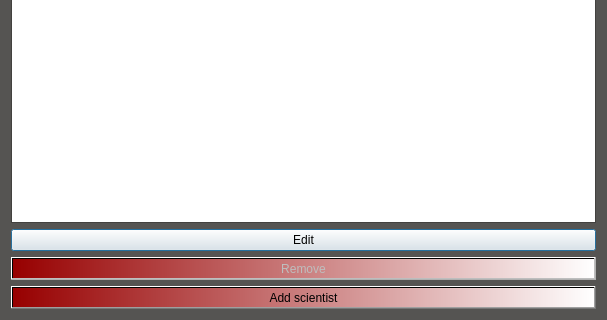
trunti/verklegtn-m, file EndurvinnslustöðATeam/Skil3/Ui/scientistsdisplay.ui: the form before one commit; both pictures show x 0 to 607 and y 162 to 482 of the 607 by 482 pixel window.
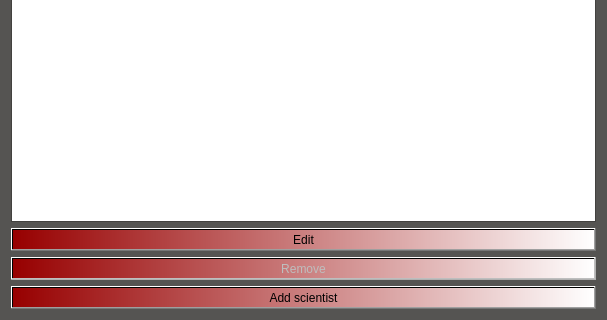
The form after the commit. Icons and pictures are not drawn.

```diff
--- a/EndurvinnslustöðATeam/Skil3/Ui/scientistsdisplay.ui
+++ b/EndurvinnslustöðATeam/Skil3/Ui/scientistsdisplay.ui
@@ -125,6 +125,10 @@
    </item>
    <item>
     <widget class="QPushButton" name="Button_edit">
+     <property name="styleSheet">
+      <string notr="true">background-color: qlineargradient(spread:pad, x1:0, y1:0, x2:1, y2:0, stop:0 rgba(151, 0, 0, 255), stop:1 rgba(255, 255, 255, 255));
+</string>
+     </property>
      <property name="text">
       <string>Edit</string>
      </property>
```
